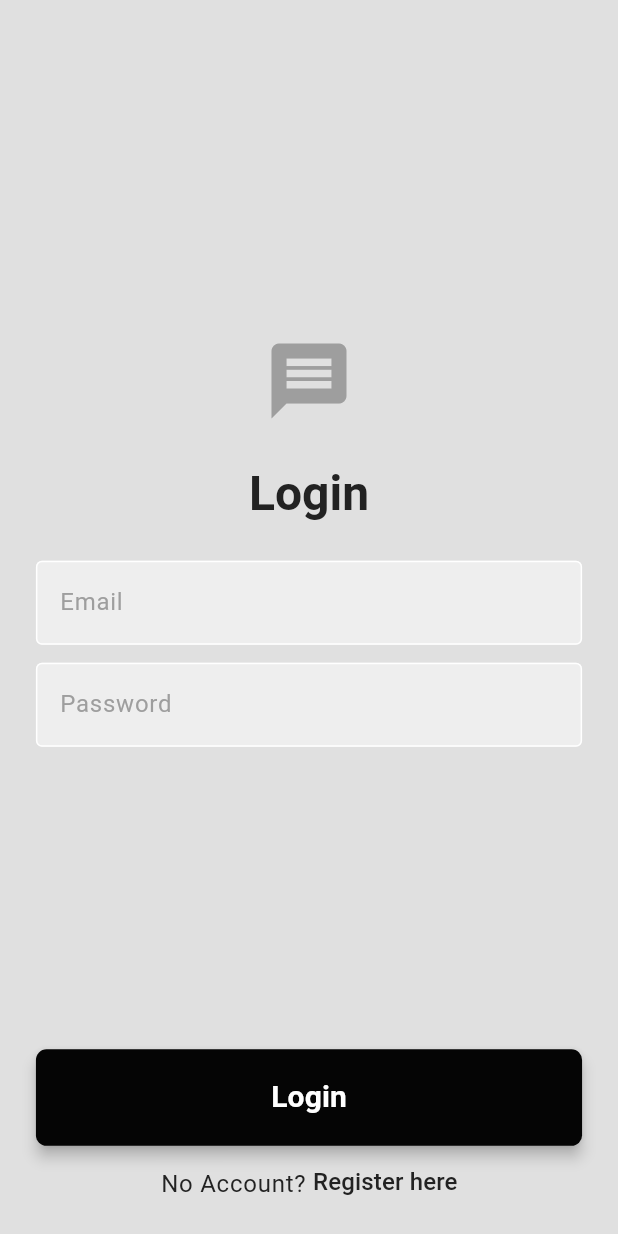
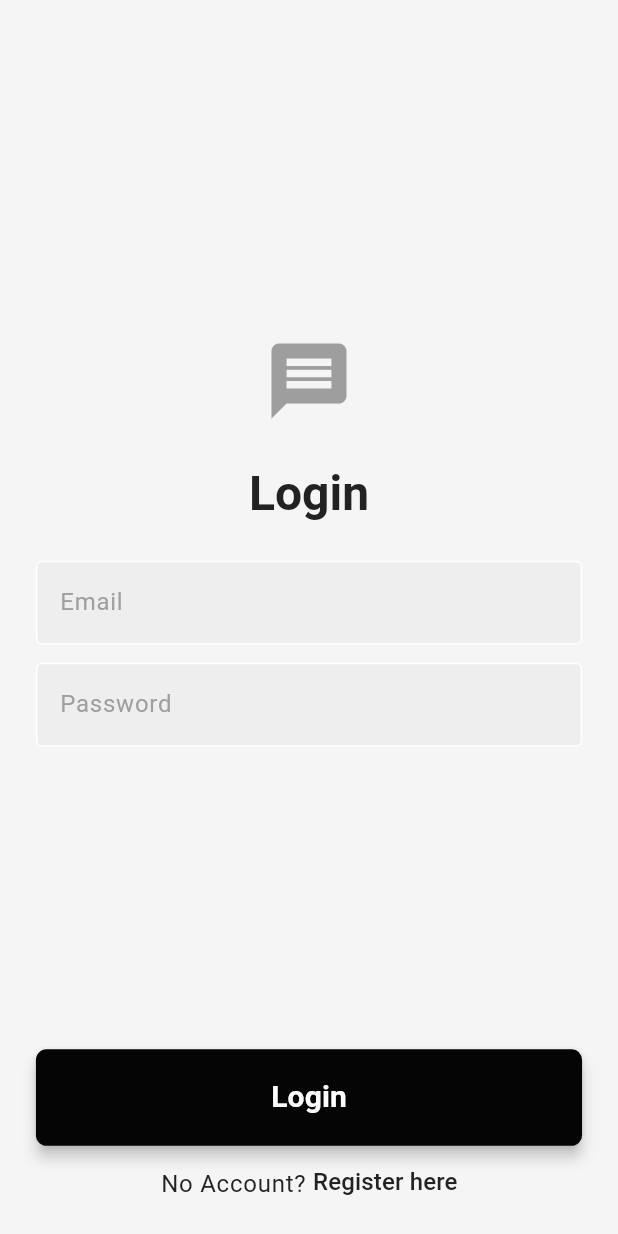
Before and after one commit to nbakh16/chat_app_demo, a Flutter app: the screen it shows after launch, on a phone screen of 412 x 824 dp. Run offline on Flutter 3.47's test engine with Material 3 defaults, Android fonts, the phone set to English and light mode, and no system bars; our stand-ins replace cloud_firestore, firebase_auth, firebase_core, flutter_animate, flutter_screenutil, go_router and 1 more; accounts and stored records are empty.

Commit message:
ui fixes

```diff
--- a/lib/core/config/theme/app_theme.dart
+++ b/lib/core/config/theme/app_theme.dart
@@ -7,14 +7,14 @@ class AppTheme {
 
   static ThemeData defaultTheme = ThemeData(
     colorScheme: ColorScheme.light(
-      background: Colors.grey.shade300,
+      background: Colors.grey.shade100,
       primary: Colors.grey.shade500,
       secondary: Colors.grey.shade200,
       tertiary: Colors.white,
       inversePrimary: Colors.grey.shade900,
     ),
     textTheme: kTextTheme(kTextColor),
-    scaffoldBackgroundColor: Colors.grey.shade300,
+    scaffoldBackgroundColor: Colors.grey.shade100,
   );
 
   static ThemeData darkTheme = ThemeData(
--- a/lib/view/home_view.dart
+++ b/lib/view/home_view.dart
@@ -8,9 +8,10 @@ import '../services/auth/auth_service.dart';
 class HomeView extends StatelessWidget {
   HomeView({super.key});
 
-  void logout() async {
+  void logout(BuildContext context) async {
     try {
       AuthService().logoutUser();
+      context.goNamed(RouteName.login);
     } catch (e) {
       Logger().e('Logout ERROR: $e');
     }
@@ -24,9 +25,10 @@ class HomeView extends StatelessWidget {
     return Scaffold(
       appBar: AppBar(
         title: const Text('Welcome'),
+        backgroundColor: Theme.of(context).colorScheme.background,
         actions: [
           IconButton(
-            onPressed: logout,
+            onPressed: () => logout(context),
             icon: const Icon(Icons.logout),
           ),
         ],
--- a/lib/view/inbox_view.dart
+++ b/lib/view/inbox_view.dart
@@ -7,7 +7,7 @@ import 'package:flutter/material.dart';
 import '../widgets/chat_bubble.dart';
 
 class InboxView extends StatefulWidget {
-  InboxView({super.key, required this.userEmail, required this.userId});
+  const InboxView({super.key, required this.userEmail, required this.userId});
   final String userEmail, userId;
 
   @override
@@ -75,6 +75,7 @@ class _InboxViewState extends State<InboxView> {
     return Scaffold(
       appBar: AppBar(
         title: Text(widget.userEmail),
+        backgroundColor: Theme.of(context).colorScheme.background,
       ),
       body: Column(
         children: [
@@ -126,7 +127,7 @@ class _InboxViewState extends State<InboxView> {
 
   Widget _buildMessageInput() {
     return Padding(
-      padding: const EdgeInsets.symmetric(horizontal: 10.0, vertical: 20.0),
+      padding: const EdgeInsets.fromLTRB(10, 0, 10, 20),
       child: Row(
         children: [
           Expanded(
--- a/lib/view/login_view.dart
+++ b/lib/view/login_view.dart
@@ -62,6 +62,7 @@ class LoginView extends StatelessWidget {
                     12.height,
                     MyTextFormField(
                       controller: _passTEController,
+                      obscureText: true,
                       hintText: 'Password',
                     ),
                   ],
--- a/lib/widgets/chat_bubble.dart
+++ b/lib/widgets/chat_bubble.dart
@@ -16,7 +16,7 @@ class ChatBubble extends StatelessWidget {
       padding: const EdgeInsets.all(12.0),
       margin: const EdgeInsets.symmetric(vertical: 4.0),
       decoration: BoxDecoration(
-        color: isCurrentUser ? Colors.green : Colors.grey.shade100,
+        color: isCurrentUser ? Colors.green : Colors.grey.shade300,
         borderRadius: BorderRadius.circular(8.0),
       ),
       child: Text(
```
Also changed, not shown: lib/view/register_view.dart (+8 -0 lines).
